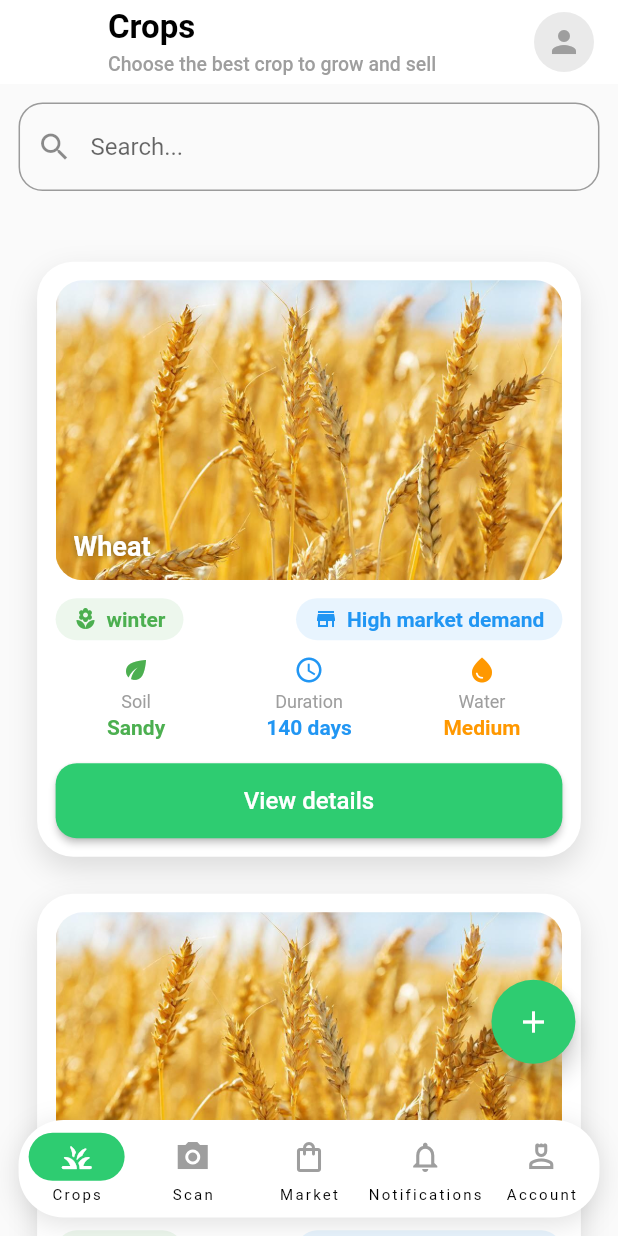
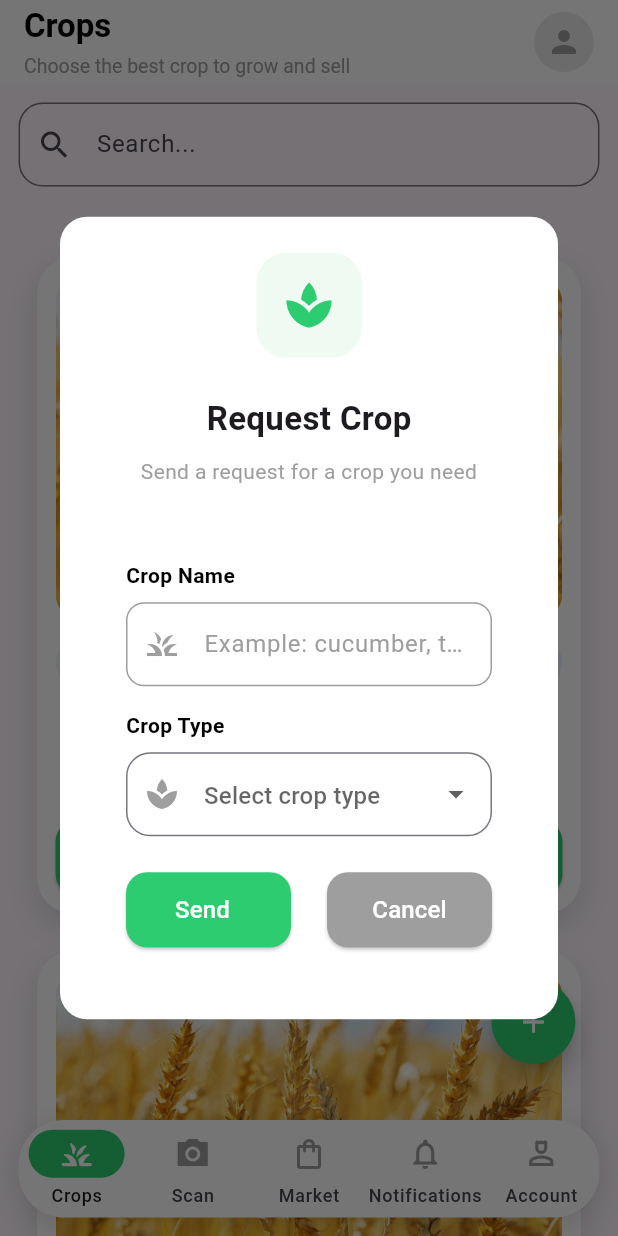
Before and after one commit to Antonmorkos21/Root2Route, a Flutter app: the FarmerHomeScreen screen opened directly, after a tap on the "add" icon, on a phone screen of 412 x 824 dp. Run offline on Flutter 3.47's test engine with Material 3 defaults, Android fonts, the light colour scheme and no system bars.

Commit message:
Request-product

```diff
--- a/lib/components/custom_farmer/crop_card.dart
+++ b/lib/components/custom_farmer/crop_card.dart
@@ -4,7 +4,7 @@ import 'package:root2route/components/custom_farmer/crop_info_card.dart';
 import 'package:root2route/components/custom_farmer/crop_status_card.dart';
 import 'package:root2route/components/custom_farmer/header_card.dart';
 import 'package:root2route/core/responsive/app_sizes.dart';
-import 'package:root2route/models/feature_crop_model.dart';
+import 'package:root2route/models/crop_status_card_model.dart';
 import 'package:root2route/models/info_crop_model.dart';
 import 'package:root2route/core/theme/app_colors.dart';
 
@@ -42,7 +42,7 @@ class CropCard extends StatelessWidget {
               const SizedBox(height: 12),
 
               CropStatusCard(
-                featureCrop: FeatureCropModel(
+                featureCrop: CropStatusCardModel(
                   season: "winter",
                   marketStatus: "High market demand",
                   seasonIcon: Icons.local_florist,
--- a/lib/components/custom_farmer/crop_status_card.dart
+++ b/lib/components/custom_farmer/crop_status_card.dart
@@ -1,8 +1,8 @@
 import 'package:flutter/material.dart';
-import 'package:root2route/models/feature_crop_model.dart';
+import 'package:root2route/models/crop_status_card_model.dart';
 
 class CropStatusCard extends StatelessWidget {
-  final FeatureCropModel featureCrop;
+  final CropStatusCardModel featureCrop;
 
   const CropStatusCard({super.key, required this.featureCrop});
 
--- a/lib/components/custom_farmer/header_card.dart
+++ b/lib/components/custom_farmer/header_card.dart
@@ -13,7 +13,7 @@ class HeaderCard extends StatelessWidget {
       children: [
         SizedBox(
           width: double.infinity,
-          height: 200,
+          height: 230,
           child: Image.asset(url, fit: BoxFit.cover),
         ),
 
--- a/lib/components/info_card.dart
+++ b/lib/components/info_account_card.dart
@@ -1,11 +1,11 @@
 import 'package:flutter/material.dart';
 import 'package:root2route/core/theme/app_colors.dart';
 
-class InfoCard extends StatelessWidget {
+class InfoAccountCard extends StatelessWidget {
   final IconData icon;
   final String title;
   final String info;
-  const InfoCard({
+  const InfoAccountCard({
     super.key,
     required this.icon,
     required this.title,
--- a/lib/core/theme/app_colors.dart
+++ b/lib/core/theme/app_colors.dart
@@ -2,6 +2,8 @@ import 'package:flutter/material.dart';
 
 class AppColors {
   static const Color primary =  Color(0xFF2ECC71);
+  static const Color Secondary = Colors.grey;
+
   static const Color iconPrimary = Colors.white;
   static const Color iconSecondary = Colors.grey;
 
--- a/lib/models/feature_crop_model.dart
+++ b/lib/models/crop_status_card_model.dart
@@ -1,6 +1,6 @@
 import 'package:flutter/material.dart';
 
-class FeatureCropModel {
+class CropStatusCardModel {
   final String season;
   final String marketStatus;
   final IconData seasonIcon;
@@ -8,7 +8,7 @@ class FeatureCropModel {
   final IconData marketIcon;
   final Color marketColor;
 
-  const FeatureCropModel({
+  const CropStatusCardModel({
     required this.season,
     required this.marketStatus,
     required this.seasonIcon,
--- a/lib/models/temp.txt
+++ /dev/null
@@ -1 +0,0 @@
-models
--- /dev/null
+++ b/lib/screens/RequestProduct.dart
@@ -0,0 +1,157 @@
+import 'package:flutter/material.dart';
+import 'package:root2route/components/auth_header.dart';
+import 'package:root2route/components/custom_button.dart';
+import 'package:root2route/components/custom_dialog.dart';
+import 'package:root2route/components/custom_text_form_field.dart';
+import 'package:root2route/core/responsive/app_sizes.dart';
+import 'package:root2route/core/theme/app_colors.dart';
+
+class RequestProduct extends StatefulWidget {
+  const RequestProduct({super.key});
+
+  @override
+  State<RequestProduct> createState() => _RequestProductState();
+}
+
+class _RequestProductState extends State<RequestProduct> {
+  final cropNameController = TextEditingController();
+  final formKey = GlobalKey<FormState>();
+
+  String? selectedCropType;
+  final List<String> cropTypes = ['Vegetables', 'Fruits', 'Grains', 'Herbs'];
+
+  @override
+  Widget build(BuildContext context) {
+    return Padding(
+      padding: const EdgeInsets.symmetric(horizontal: 20, vertical: 24),
+      child: Container(
+        width: AppSizes.width(context),
+        child: Form(
+          key: formKey,
+          child: SingleChildScrollView(
+            child: Column(
+              crossAxisAlignment: CrossAxisAlignment.start,
+              children: [
+                Center(
+                  child: const AuthHeader(
+                    title: 'Request Crop',
+                    description: 'Send a request for a crop you need',
+                    icon: Icons.spa,
+                  ),
+                ),
+
+                const SizedBox(height: 24),
+
+                const Text(
+                  'Crop Name',
+                  style: TextStyle(
+                    fontWeight: FontWeight.w600,
+                    color: AppColors.textPrimary,
+                  ),
+                ),
+
+                const SizedBox(height: 8),
+
+                CustomTextFormField(
+                  icon: Icons.grass,
+                  label: 'Example: cucumber, tomato',
+                  controller: cropNameController,
+                  validator: (v) {
+                    if (v == null || v.isEmpty) {
+                      return 'Enter crop name';
+                    }
+                    return null;
+                  },
+                ),
+
+                const SizedBox(height: 16),
+                const Text(
+                  'Crop Type',
+                  style: TextStyle(
+                    fontWeight: FontWeight.w600,
+                    color: AppColors.textPrimary,
+                  ),
+                ),
+
+                const SizedBox(height: 8),
+                DropdownButtonFormField<String>(
+                  value: selectedCropType,
+                  decoration: InputDecoration(
+                    hintText: 'Select crop type',
+                    prefixIcon: Icon(Icons.spa, color: AppColors.iconSecondary),
+
+                    border: OutlineInputBorder(
+                      borderRadius: BorderRadius.circular(16),
+                    ),
+                  ),
+                  items:
+                      cropTypes
+                          .map(
+                            (type) => DropdownMenuItem(
+                              value: type,
+                              child: Text(type),
+                            ),
+                          )
+                          .toList(),
+                  onChanged: (value) {
+                    setState(() {
+                      selectedCropType = value;
+                    });
+                  },
+                  validator: (value) {
+                    if (value == null) return 'Please select crop type';
+                    return null;
+                  },
+                ),
+
+                const SizedBox(height: 24),
+
+                Row(
+                  children: [
+                    Expanded(
+                      child: CustomButton(
+                        text: 'Send  ',
+                        onPressed: () {
+                          if (!formKey.currentState!.validate()) return;
+
+                          showDialog(
+                            context: context,
+                            barrierDismissible: true,
+                            builder:
+                                (_) => CustomDialog(
+                                  title: 'Done!',
+                                  message:
+                                      'The request has been sent successfully',
+                                  icon: Icons.check_circle_rounded,
+                                  color: AppColors.primary,
+                                  buttonText: 'Continue',
+                                  onPressed: () {
+                                    Navigator.pop(context);
+                                    Navigator.pop(context);
+                                  },
+                                ),
+                          );
+                        },
+                      ),
+                    ),
+                    const SizedBox(width: 24),
+
+                    Expanded(
+                      child: CustomButton(
+                        text: 'Cancel',
+                        color: AppColors.Secondary,
+                        onPressed: () {
+                          Navigator.pop(context);
+                        },
+                      ),
+                    ),
+                  ],
+                ),
+              ],
+            ),
+          ),
+        ),
+      ),
+    );
+  }
+}
--- a/lib/screens/farmer/crops_screen.dart
+++ b/lib/screens/farmer/crops_screen.dart
@@ -2,6 +2,7 @@ import 'package:flutter/material.dart';
 import 'package:root2route/components/custom_farmer/crop_card.dart';
 import 'package:root2route/core/theme/app_colors.dart';
 import 'package:root2route/core/responsive/app_sizes.dart';
+import 'package:root2route/screens/RequestProduct.dart';
 
 class CropsScreen extends StatefulWidget {
   const CropsScreen({super.key});
@@ -12,10 +13,18 @@ class CropsScreen extends StatefulWidget {
 
 class _CropsScreenState extends State<CropsScreen> {
   final TextEditingController searchController = TextEditingController();
+
+  @override
+  void dispose() {
+    searchController.dispose();
+    super.dispose();
+  }
+
   @override
   Widget build(BuildContext context) {
     return Scaffold(
       floatingActionButtonLocation: FloatingActionButtonLocation.endFloat,
+
       appBar: AppBar(
         backgroundColor: Colors.white,
         surfaceTintColor: Colors.transparent,
@@ -47,7 +56,7 @@ class _CropsScreenState extends State<CropsScreen> {
                     ),
                   ],
                 ),
-                CircleAvatar(
+                const CircleAvatar(
                   radius: 20,
                   backgroundColor: Color(0xFFEAEAEA),
                   child: Icon(Icons.person, color: AppColors.iconSecondary),
@@ -57,30 +66,13 @@ class _CropsScreenState extends State<CropsScreen> {
           ],
         ),
       ),
-
-      floatingActionButton: Padding(
-        padding: EdgeInsets.only(
-          bottom: AppSizes.height(context) * 0.12,
-          right: AppSizes.width(context) * 0.03,
-        ),
-        child: FloatingActionButton(
-          onPressed: () {},
-          backgroundColor: const Color(0xFF2ECC71),
-          shape: const CircleBorder(),
-          tooltip: 'Request to add crops',
-          child: const Icon(Icons.add, color: AppColors.iconPrimary),
-        ),
-      ),
       body: Column(
         children: [
           Padding(
             padding: EdgeInsets.all(AppSizes.paddingSize(context)),
             child: TextField(
               controller: searchController,
-              onChanged: (value) {
-                setState(() {});
-              },
-
+              onChanged: (_) => setState(() {}),
               decoration: InputDecoration(
                 hintText: "Search...",
                 prefixIcon: const Icon(Icons.search),
@@ -107,19 +99,43 @@ class _CropsScreenState extends State<CropsScreen> {
               ),
             ),
           ),
-          SizedBox(height: 10),
-
+          const SizedBox(height: 10),
           Expanded(
             child: ListView.builder(
               padding: EdgeInsets.all(AppSizes.paddingSize(context)),
               itemCount: 5,
               itemBuilder: (context, index) {
-                return CropCard();
+                return const CropCard();
               },
             ),
           ),
         ],
       ),
+      floatingActionButton: Padding(
+        padding: EdgeInsets.only(
+          bottom: AppSizes.height(context) * 0.12,
+          right: AppSizes.width(context) * 0.03,
+        ),
+        child: FloatingActionButton(
+          backgroundColor: const Color(0xFF2ECC71),
+          shape: const CircleBorder(),
+          tooltip: 'Request to add crops',
+          child: const Icon(Icons.add, color: AppColors.iconPrimary),
+          onPressed: () {
+            showDialog(
+              context: context,
+              builder:
+                  (_) => AlertDialog(
+                    backgroundColor: Colors.white,
+                    shape: RoundedRectangleBorder(
+                      borderRadius: BorderRadius.circular(18),
+                    ),
+                    actions: [RequestProduct()],
+                  ),
+            );
+          },
+        ),
+      ),
     );
   }
 }
```
Also changed, not shown: lib/components/custom_farmer/request_product_screen.dart (added, +70 -0 lines), lib/components/settings_account_card.dart (renamed from lib/components/settings_card.dart, +3 -4 lines), lib/main.dart (+24 -21 lines), lib/screens/account_screen.dart (+35 -18 lines).
